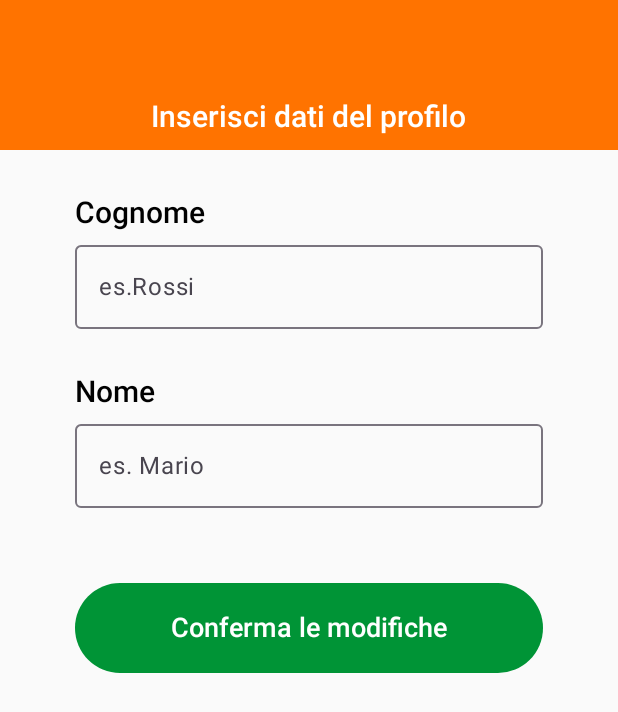
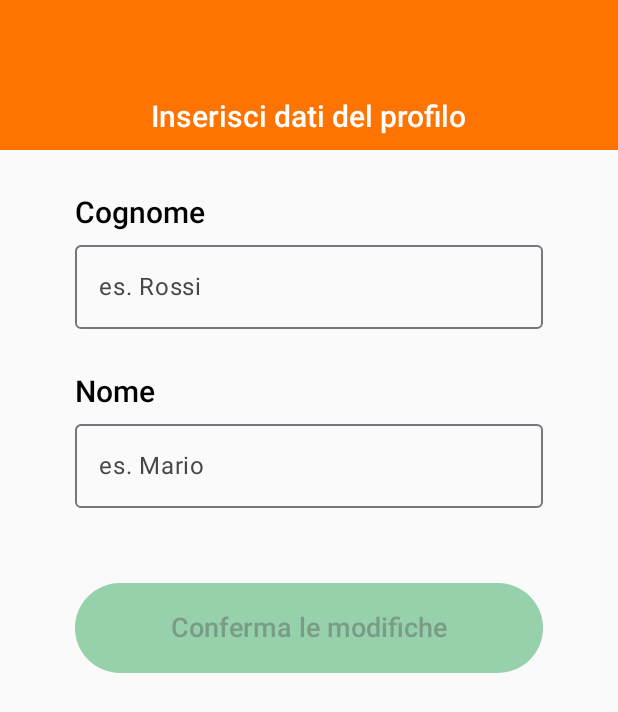
Before and after one commit to godfredboateng02/MCKotlin, an Android app built with Jetpack Compose: the screen it shows after launch (MainActivity), on a phone screen of 412 x 824 dp. Shown: the top 712 px of the screen. Run offline under Robolectric (Android 15) with nearby library versions, the phone set to English and light mode, and no system bars.

Commit message:
controllo bottoni

```diff
--- a/Prova5/app/src/main/java/com/example/prova3/screens/FirstScreen.js.kt
+++ b/Prova5/app/src/main/java/com/example/prova3/screens/FirstScreen.js.kt
@@ -33,98 +33,124 @@ import androidx.lifecycle.viewmodel.viewModelFactory
 import androidx.navigation.NavController
 import com.example.prova3.model.repository.GestioneAccountRepository
 import com.example.prova3.viewmodel.FirstScreenViewModel
-import com.example.prova3.viewmodel.HomepageViewModel
 
 
 @Composable
-fun FirstScreen(navController: NavController, gestioneAccountRepository: GestioneAccountRepository){
-    BackHandler {
+fun FirstScreen(
+    navController: NavController,
+    gestioneAccountRepository: GestioneAccountRepository
+) {
 
-    }
+    BackHandler { /* se ti serve intercettare il back */ }
+
+    // ───── INPUT STATE ─────
     var cognome by rememberSaveable { mutableStateOf("") }
-    var nome by rememberSaveable { mutableStateOf("") }
+    var nome    by rememberSaveable { mutableStateOf("") }
 
+    // ───── VIEWMODEL ─────
     val factory = viewModelFactory {
-        initializer {
-            FirstScreenViewModel(gestioneAccountRepository)
-        }
+        initializer { FirstScreenViewModel(gestioneAccountRepository) }
     }
     val viewModel: FirstScreenViewModel = viewModel(factory = factory)
 
-    Column (
-        modifier = Modifier.fillMaxSize()
-    ){
+    // ───── VALIDAZIONE ─────
+    val formValid = cognome.isNotBlank() && nome.isNotBlank()
+    val maxLen    = 15
+
+    Column(modifier = Modifier.fillMaxSize()) {
+
+        // ----- HEADER -----
         Box(
-            modifier = Modifier.padding(bottom = 30.dp)
+            modifier = Modifier
+                .padding(bottom = 30.dp)
                 .height(100.dp)
-                .background(Color(0XFFFF7300))
-        ){
-            Row (
+                .background(Color(0xFFFF7300))
+        ) {
+            Row(
                 modifier = Modifier.fillMaxWidth(),
                 horizontalArrangement = Arrangement.Center
-            ){
-                Text("Inserisci dati del profilo", modifier = Modifier.padding(top = 66.dp), style = titoloStyle)
+            ) {
+                Text(
+                    "Inserisci dati del profilo",
+                    modifier = Modifier.padding(top = 66.dp),
+                    style = titoloStyle
+                )
             }
         }
 
-        Text("Cognome", modifier = Modifier.padding(start = 50.dp, bottom = 10.dp),
+        // ----- COGNOME -----
+        Text(
+            "Cognome",
+            modifier = Modifier.padding(start = 50.dp, bottom = 10.dp),
             style = CognomeStyle
         )
-
         OutlinedTextField(
             value = cognome,
-            onValueChange = {
-                cognome = it
+            onValueChange = { new ->
+                if (new.length <= maxLen) cognome = new        // blocca oltre 15
             },
-            placeholder = {Text("es.Rossi")},
-            singleLine = true,
-            modifier = Modifier.fillMaxWidth().padding(start = 50.dp, end = 50.dp)
-
+            placeholder = { Text("es. Rossi") },
+            singleLine  = true,
+            modifier    = Modifier
+                .fillMaxWidth()
+                .padding(horizontal = 50.dp)
         )
 
         Spacer(Modifier.height(30.dp))
 
-        Text("Nome", modifier = Modifier.padding(start = 50.dp, bottom = 10.dp),
+        // ----- NOME -----
+        Text(
+            "Nome",
+            modifier = Modifier.padding(start = 50.dp, bottom = 10.dp),
             style = CognomeStyle
         )
-
         OutlinedTextField(
             value = nome,
-            onValueChange = {
-                nome = it
+            onValueChange = { new ->
+                if (new.length <= maxLen) nome = new           // blocca oltre 15
             },
-            placeholder = {Text("es. Mario")},
-            singleLine = true,
-            modifier = Modifier.fillMaxWidth().padding(start = 50.dp, end = 50.dp)
-
+            placeholder = { Text("es. Mario") },
+            singleLine  = true,
+            modifier    = Modifier
+                .fillMaxWidth()
+                .padding(horizontal = 50.dp)
         )
 
         Spacer(Modifier.height(50.dp))
 
+        // ----- PULSANTE CONFERMA -----
         Button(
             onClick = {
-                Log.d("EditProfileData","Modifica dei dati... $cognome $nome")
-                viewModel.updateUserData(nome,cognome)
+                Log.d("EditProfileData", "Modifica dei dati… $cognome $nome")
+                viewModel.updateUserData(nome, cognome)
                 navController.navigate("Homepage")
             },
-            modifier = Modifier.fillMaxWidth().padding(start = 50.dp, end = 50.dp).height(60.dp),
-            colors = ButtonDefaults.buttonColors(containerColor = Color(0xff009436))
+            enabled = formValid,                                // disattiva finché non valido
+            modifier = Modifier
+                .fillMaxWidth()
+                .padding(horizontal = 50.dp)
+                .height(60.dp),
+            colors = ButtonDefaults.buttonColors(
+                containerColor          = Color(0xFF009436),
+                disabledContainerColor  = Color(0xFF009436).copy(alpha = 0.4f) // opaco
+            )
         ) {
-            Text("Conferma le modifiche", style = TextStyle(fontSize = 18.sp, fontWeight = FontWeight.Medium))
+            Text(
+                "Conferma le modifiche",
+                style = TextStyle(fontSize = 18.sp, fontWeight = FontWeight.Medium)
+            )
         }
-
-
-
     }
 }
 
+/* ───── STILI ───── */
 private val titoloStyle = TextStyle(
-    fontSize = 20.sp,
+    fontSize   = 20.sp,
     fontWeight = FontWeight.Medium,
-    color = Color(0xffffffff)
+    color      = Color.White
 )
 
 private val CognomeStyle = TextStyle(
-    fontSize = 20.sp,
-    fontWeight = FontWeight.Medium,
+    fontSize   = 20.sp,
+    fontWeight = FontWeight.Medium
 )
```
Also changed, not shown: Prova5/app/src/main/java/com/example/prova3/screens/Delivery.kt (+9 -9 lines), Prova5/app/src/main/java/com/example/prova3/screens/EditProfileCard.kt (+105 -129 lines), Prova5/app/src/main/java/com/example/prova3/screens/EditProfileData.kt (+67 -63 lines).
